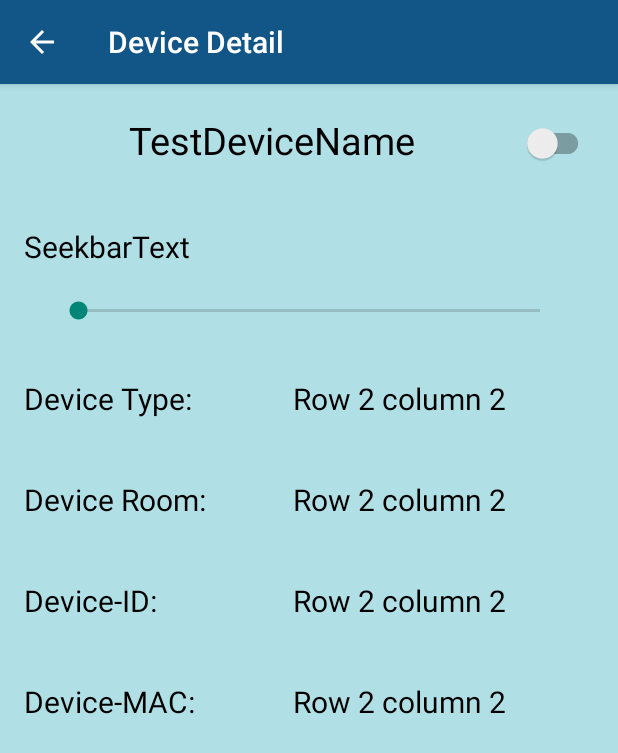
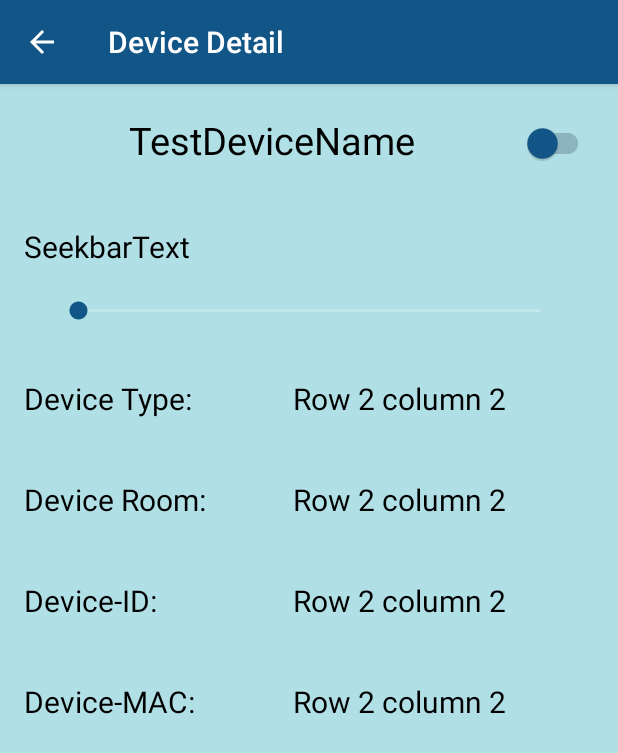
Before and after one commit to dominikP90/LiveSmartAndroidApp, an Android app: the RoomsDeviceDetailView screen opened directly, with no data from a screen before it, on a phone screen of 412 x 824 dp. Shown: the top 753 px of the screen. Run offline under Robolectric (Android 15) with nearby library versions, the phone set to English and light mode, and no system bars; 5 statements that could not run were skipped.

Commit message:
- Add color + styles for Seekbar and SwitchButton

```diff
--- a/app/src/main/res/values/colors.xml
+++ b/app/src/main/res/values/colors.xml
@@ -2,6 +2,7 @@
 <resources>
     <color name="colorPrimary">#125688</color>
     <color name="colorPrimaryDark">#125688</color>
+    <color name="colorPrimaryLight">#87CEFA</color>
     <color name="textColorPrimary">#FFFFFF</color>
     <color name="windowBackground">#FFFFFF</color>
     <color name="navigationBarColor">#000000</color>
--- a/app/src/main/res/values/styles.xml
+++ b/app/src/main/res/values/styles.xml
@@ -18,4 +18,13 @@
         <item name="colorAccent">@color/colorAccent</item>
     </style>
 
+    <style name="SwitchCompatTheme" >
+        <item name="colorControlActivated">@color/colorPrimaryDark</item>
+        <item name="colorSwitchThumbNormal">@color/colorPrimaryDark</item>
+        <item name="android:colorForeground">#365164</item>
+    </style>
+
+    <style name="SeekBarTheme" >
+        <item name="colorAccent">@color/colorPrimaryDark</item>
+    </style>
 </resources>
```
